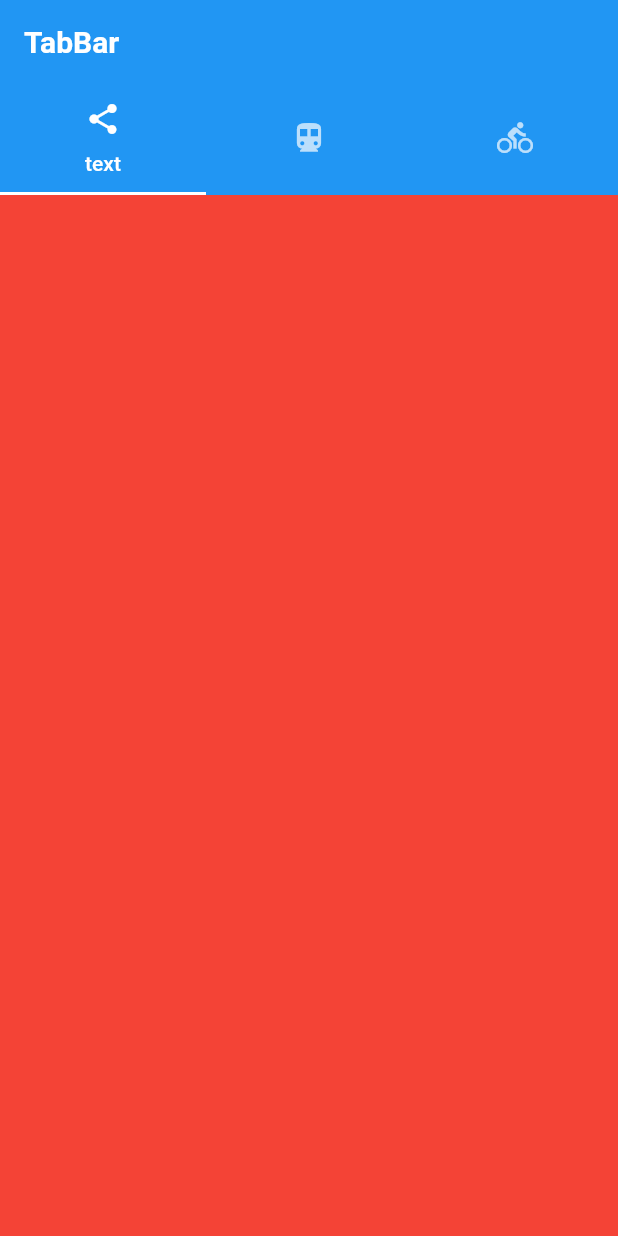
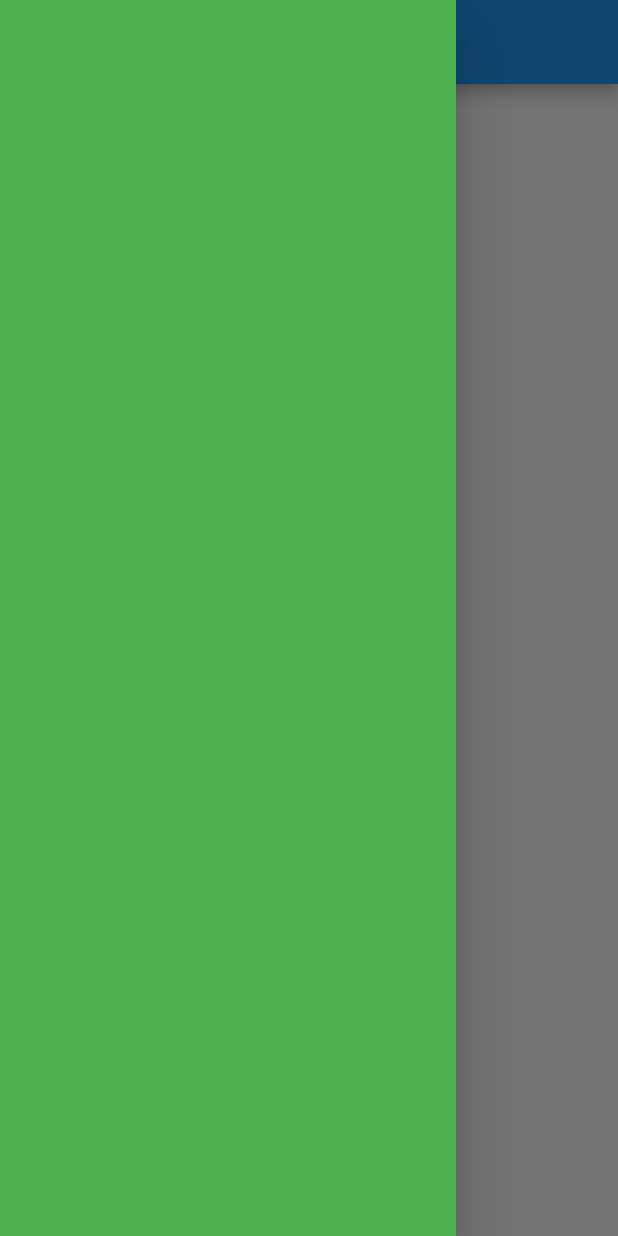
Before and after one commit to zhoupengzu/ZPZFlutterPractice, a Flutter app: the screen it shows after launch, with the side drawer open (before the commit the screen has no drawer), on a phone screen of 412 x 824 dp. Run offline on Flutter 3.47's test engine with Material 2 defaults, Android fonts, the phone set to English and light mode, and no system bars.

Commit message:
Drawer练习

```diff
--- /dev/null
+++ b/flutter_app/lib/drawer.dart
@@ -0,0 +1,47 @@
+import 'package:flutter/material.dart';
+
+class DrawerPractice {
+  static drawer() {
+    return DrawerPractice._basicUseDrawer();
+  }
+  static _basicUseDrawer() {
+    return new MaterialApp(
+      home: new Scaffold(
+        appBar: new AppBar(
+          title: new Text(
+            'Drawer',
+            style:
+                new TextStyle(color: Colors.white, fontWeight: FontWeight.bold),
+          ),
+          backgroundColor: Colors.blue,
+        ),
+        drawer: new Drawer(
+          // elevation: 50.0,
+          child: new Container(
+            color: Colors.green,
+          ),
+        ),
+      ),
+    );
+  }
+  static _basicUse() {
+    return new MaterialApp(
+      home: new Scaffold(
+        appBar: new AppBar(
+          title: new Text(
+            'Drawer',
+            style:
+                new TextStyle(color: Colors.white, fontWeight: FontWeight.bold),
+          ),
+          backgroundColor: Colors.blue,
+        ),
+        drawer: new Container(
+          color: Colors.green,
+        ),
+        endDrawer: new Container(
+          color: Colors.red,
+        ),
+      ),
+    );
+  }
+}
--- a/flutter_app/lib/main.dart
+++ b/flutter_app/lib/main.dart
@@ -8,6 +8,7 @@ import 'app_bar.dart';
 import 'flutter_logo.dart';
 import 'bottom_navigation_bar.dart';
 import 'tab_bar.dart';
+import 'drawer.dart';
 
 void main() => runApp(new MyApp());
 
@@ -15,6 +16,6 @@ class MyApp extends StatelessWidget {
   // This widget is the root of your application.
   @override
   Widget build(BuildContext context) {
-    return TabBarPractice.tabBar();
+    return DrawerPractice.drawer();
   }
 }
```
